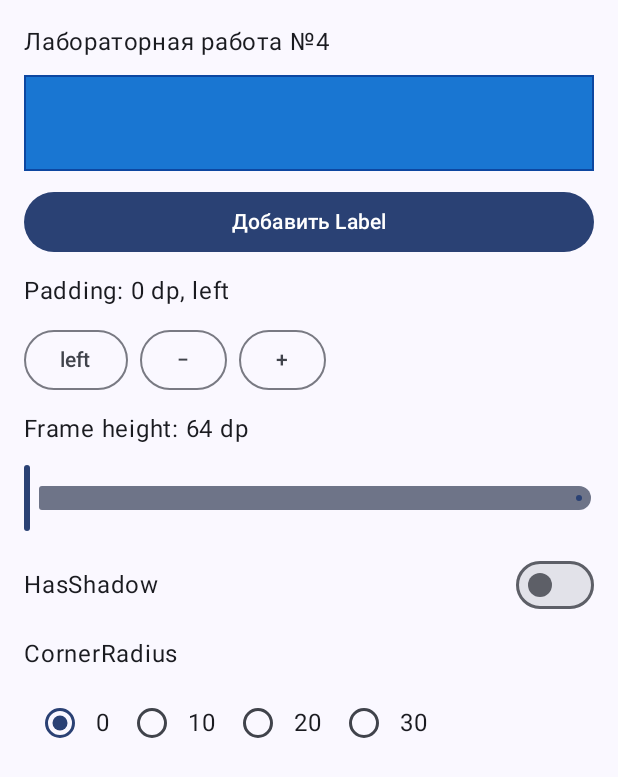
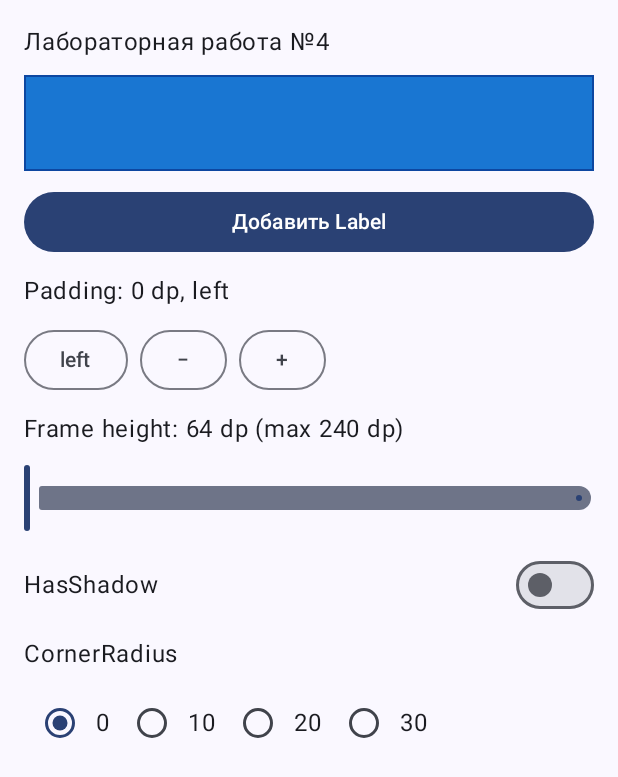
Before and after one commit to ankef123/timp-mobile, an Android app built with Jetpack Compose: the composable Lab4Screen shown on its own in the app's theme, on a phone screen of 412 x 824 dp. Shown: the top 777 px of the screen. Run offline under Robolectric (Android 15) with nearby library versions, the phone set to English and light mode, and no system bars.

Commit message:
Fix Lab 4 frame sizing and shadow rendering
Co-authored-by: Copilot <223556219+Copilot@users.noreply.github.com>

```diff
--- a/app/src/main/java/com/example/puzzle/Lab4Screen.kt
+++ b/app/src/main/java/com/example/puzzle/Lab4Screen.kt
@@ -8,10 +8,12 @@ import androidx.compose.foundation.layout.Row
 import androidx.compose.foundation.layout.fillMaxSize
 import androidx.compose.foundation.layout.fillMaxWidth
 import androidx.compose.foundation.layout.height
-import androidx.compose.foundation.layout.heightIn
 import androidx.compose.foundation.layout.padding
+import androidx.compose.foundation.layout.WindowInsets
 import androidx.compose.foundation.rememberScrollState
+import androidx.compose.foundation.layout.safeDrawing
 import androidx.compose.foundation.shape.RoundedCornerShape
+import androidx.compose.foundation.layout.windowInsetsPadding
 import androidx.compose.foundation.verticalScroll
 import androidx.compose.material3.Button
 import androidx.compose.material3.DropdownMenu
@@ -23,19 +25,22 @@ import androidx.compose.material3.Surface
 import androidx.compose.material3.Switch
 import androidx.compose.material3.Text
 import androidx.compose.runtime.Composable
+import androidx.compose.runtime.LaunchedEffect
 import androidx.compose.runtime.getValue
 import androidx.compose.runtime.mutableIntStateOf
 import androidx.compose.runtime.mutableStateOf
+import androidx.compose.runtime.remember
 import androidx.compose.runtime.saveable.rememberSaveable
 import androidx.compose.runtime.setValue
 import androidx.compose.ui.Alignment
 import androidx.compose.ui.Modifier
-import androidx.compose.ui.draw.clip
-import androidx.compose.ui.draw.shadow
 import androidx.compose.ui.graphics.Color
+import androidx.compose.ui.unit.IntSize
 import androidx.compose.ui.platform.LocalDensity
+import androidx.compose.ui.layout.onSizeChanged
 import androidx.compose.ui.unit.Dp
 import androidx.compose.ui.unit.dp
+import kotlin.math.roundToInt
 
 private val paddingSides = listOf("left", "top", "right", "bottom")
 private val cornerOptions = listOf(0, 10, 20, 30)
@@ -60,13 +65,44 @@ fun Lab4Screen() {
         else -> bottomPadding
     }
 
-    BoxWithConstraints(modifier = Modifier.fillMaxSize()) {
+    var headerSize by remember { mutableStateOf(IntSize.Zero) }
+    var controlsSize by remember { mutableStateOf(IntSize.Zero) }
+
+    BoxWithConstraints(
+        modifier = Modifier
+            .windowInsetsPadding(WindowInsets.safeDrawing)
+            .fillMaxSize()
+    ) {
         val density = LocalDensity.current
-        val maxHeightDp = with(density) { constraints.maxHeight.toDp() }
-        val reservedControlsHeight = 300.dp
-        val maxFrameHeight = (maxHeightDp - reservedControlsHeight)
+        val screenPadding = 32.dp
+        val contentWidthPx = with(density) {
+            (maxWidth - screenPadding).coerceAtLeast(0.dp).roundToPx()
+        }
+        val sizesMatchCurrentWidth =
+            headerSize.width == contentWidthPx &&
+                controlsSize.width == contentWidthPx &&
+                headerSize.height > 0 &&
+                controlsSize.height > 0
+        val measuredFixedHeight = if (sizesMatchCurrentWidth) {
+            with(density) { (headerSize.height + controlsSize.height).toDp() }
+        } else {
+            0.dp
+        }
+        val contentSpacing = 20.dp
+        val measuredMaxFrameHeight =
+            (maxHeight - measuredFixedHeight - contentSpacing - screenPadding)
                 .coerceIn(64.dp, 240.dp)
-        val currentFrameHeight = frameHeight.dp.coerceAtMost(maxFrameHeight)
+        val maxFrameHeight = if (sizesMatchCurrentWidth) measuredMaxFrameHeight else 64.dp
+        val boundedFrameHeight = frameHeight.dp.coerceIn(64.dp, maxFrameHeight)
+        val sliderValue = boundedFrameHeight.value
+        val sliderMax = maxFrameHeight.value
+
+        LaunchedEffect(maxFrameHeight) {
+            val maximumHeight = maxFrameHeight.value.roundToInt()
+            if (frameHeight > maximumHeight) {
+                frameHeight = maximumHeight.coerceAtLeast(64)
+            }
+        }
 
         Column(
             modifier = Modifier
@@ -75,10 +111,17 @@ fun Lab4Screen() {
                 .padding(16.dp),
             verticalArrangement = Arrangement.spacedBy(10.dp)
         ) {
-            Text("Лабораторная работа №4")
+            Text(
+                text = "Лабораторная работа №4",
+                modifier = Modifier
+                    .fillMaxWidth()
+                    .onSizeChanged { size ->
+                        if (headerSize != size) headerSize = size
+                    }
+            )
             FrameContainer(
                 labelCount = labelCount,
-                frameHeight = currentFrameHeight,
+                frameHeight = boundedFrameHeight,
                 leftPadding = leftPadding.dp,
                 topPadding = topPadding.dp,
                 rightPadding = rightPadding.dp,
@@ -86,6 +129,14 @@ fun Lab4Screen() {
                 hasShadow = hasShadow,
                 cornerRadius = cornerRadius.dp
             )
+            Column(
+                modifier = Modifier
+                    .fillMaxWidth()
+                    .onSizeChanged { size ->
+                        if (controlsSize != size) controlsSize = size
+                    },
+                verticalArrangement = Arrangement.spacedBy(10.dp)
+            ) {
                 Button(
                     onClick = { if (labelCount < 20) labelCount += 1 },
                     modifier = Modifier.fillMaxWidth(),
@@ -157,11 +208,15 @@ fun Lab4Screen() {
                     }
                 }
 
-            Text("Frame height: ${currentFrameHeight.value.toInt()} dp")
+                Text(
+                    "Frame height: ${boundedFrameHeight.value.roundToInt()} dp " +
+                        "(max ${maxFrameHeight.value.roundToInt()} dp)"
+                )
                 Slider(
-                value = currentFrameHeight.value,
-                onValueChange = { frameHeight = it.toInt().coerceAtLeast(64) },
-                valueRange = 64f..maxFrameHeight.value,
+                    value = sliderValue,
+                    onValueChange = { frameHeight = it.roundToInt().coerceAtLeast(64) },
+                    valueRange = 64f..sliderMax,
+                    enabled = sliderMax > 64f,
                     modifier = Modifier.fillMaxWidth()
                 )
 
@@ -186,6 +241,7 @@ fun Lab4Screen() {
                                 onClick = { cornerRadius = radius }
                             )
                             Text(radius.toString())
+                        }
                     }
                 }
             }
@@ -226,21 +282,14 @@ private fun FrameContainer(
     cornerRadius: Dp
 ) {
     val shape = RoundedCornerShape(cornerRadius)
-    val shadowModifier = if (hasShadow) {
-        Modifier.shadow(elevation = 8.dp, shape = shape)
-    } else {
-        Modifier
-    }
-
     Surface(
         modifier = Modifier
             .fillMaxWidth()
-            .height(frameHeight)
-            .clip(shape)
-            .then(shadowModifier),
+            .height(frameHeight),
         shape = shape,
         color = Color(0xFF1976D2),
-        border = BorderStroke(1.dp, Color(0xFF0D47A1))
+        border = BorderStroke(1.dp, Color(0xFF0D47A1)),
+        shadowElevation = if (hasShadow) 12.dp else 0.dp
     ) {
         Column(
             modifier = Modifier
```
Also changed, not shown: 7 other files. Lines whose indentation alone changed are shown as unchanged.
